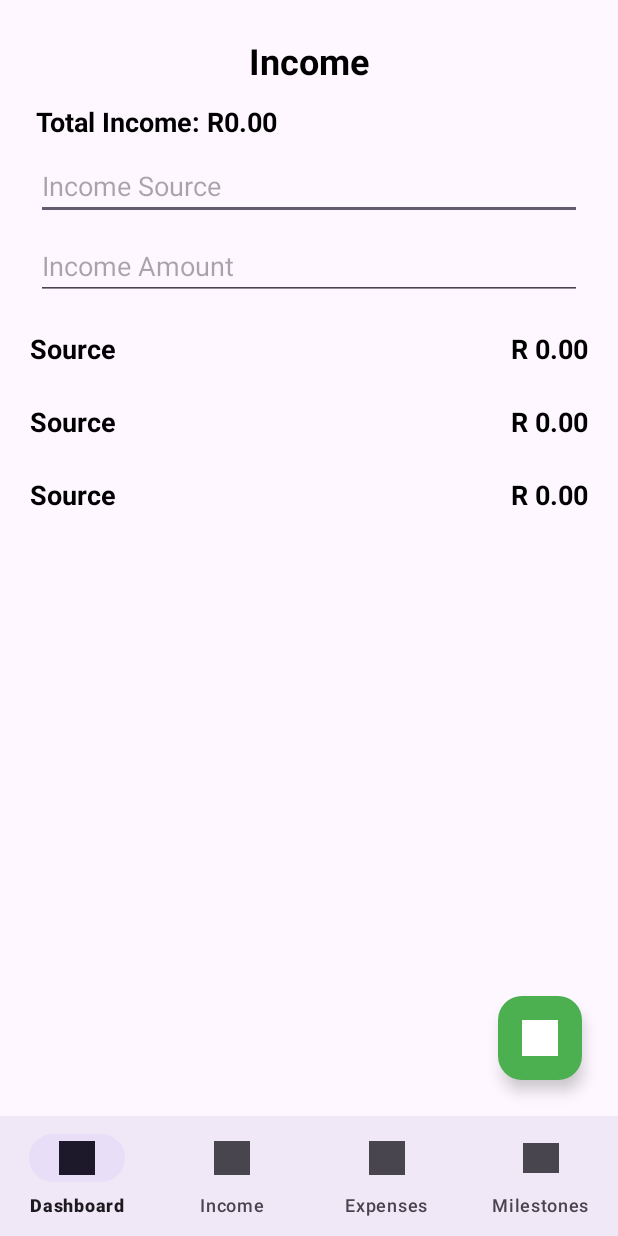
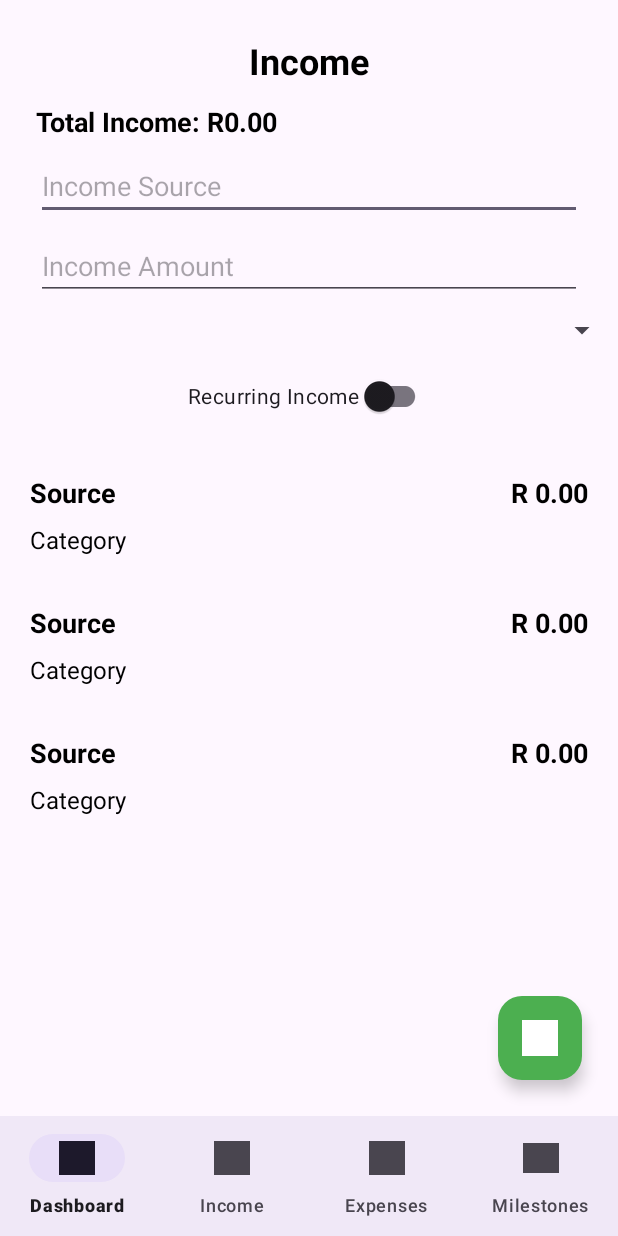
Before and after one commit to VCCT-PROG7313-2025-G2/KasiSave.ST10312227.POE, an Android app: the layout activity_income.xml on its own in the app's theme, with its tools: preview values and no code run, on a phone screen of 412 x 824 dp. Run offline under Robolectric (Android 15) with nearby library versions, the phone set to English and light mode, and no system bars; Roboto replaces fonts that are not available here.

Commit message:
income category added

```diff
--- a/app/build.gradle.kts
+++ b/app/build.gradle.kts
@@ -55,6 +55,9 @@ dependencies {
 
     implementation ("com.github.PhilJay:MPAndroidChart:v3.1.0")
 
+    implementation ("com.google.android.material:material:1.4.0")
+    implementation ("androidx.constraintlayout:constraintlayout:2.1.4")
+
     val roomVersion = "2.5.0"
     implementation("androidx.room:room-runtime:$roomVersion")
     kapt("androidx.room:room-compiler:$roomVersion")
--- a/app/src/main/java/com/example/kasisave/data/ExpenseDatabase.kt
+++ b/app/src/main/java/com/example/kasisave/data/ExpenseDatabase.kt
@@ -21,7 +21,9 @@ abstract class ExpenseDatabase : RoomDatabase() {
                     context.applicationContext,
                     ExpenseDatabase::class.java,
                     "expense_database"
-                ).build()
+                )
+                    .fallbackToDestructiveMigration()
+                    .build()
                 INSTANCE = instance
                 instance
             }
--- a/app/src/main/java/com/example/kasisave/data/Income.kt
+++ b/app/src/main/java/com/example/kasisave/data/Income.kt
@@ -7,5 +7,7 @@ import androidx.room.PrimaryKey
 data class Income(
     @PrimaryKey(autoGenerate = true) val id: Int = 0,
     val source: String,
-    val amount: Double
+    val amount: Double,
+    val category: String,
+    val isRecurring: Boolean
 )
--- a/app/src/main/res/layout/activity_income.xml
+++ b/app/src/main/res/layout/activity_income.xml
@@ -63,13 +63,35 @@
         app:layout_constraintStart_toStartOf="parent"
         app:layout_constraintEnd_toEndOf="parent" />
 
+    <!-- Income Category Spinner -->
+    <Spinner
+        android:id="@+id/incomeCategorySpinner"
+        android:layout_width="0dp"
+        android:layout_height="wrap_content"
+        android:layout_marginTop="8dp"
+        app:layout_constraintTop_toBottomOf="@id/incomeAmountEditText"
+        app:layout_constraintStart_toStartOf="parent"
+        app:layout_constraintEnd_toEndOf="parent"
+        android:spinnerMode="dropdown"/>
+
+    <com.google.android.material.switchmaterial.SwitchMaterial
+        android:id="@+id/recurringSwitch"
+        android:layout_width="wrap_content"
+        android:layout_height="wrap_content"
+        android:text="Recurring Income"
+        android:layout_marginTop="8dp"
+        app:layout_constraintTop_toBottomOf="@id/incomeCategorySpinner"
+        app:layout_constraintStart_toStartOf="parent"
+        app:layout_constraintEnd_toEndOf="parent" />
+
+
     <!-- RecyclerView for income list -->
     <androidx.recyclerview.widget.RecyclerView
         android:id="@+id/incomeRecyclerView"
         android:layout_width="0dp"
         android:layout_height="0dp"
         android:padding="8dp"
-        app:layout_constraintTop_toBottomOf="@id/incomeAmountEditText"
+        app:layout_constraintTop_toBottomOf="@id/recurringSwitch"
         app:layout_constraintBottom_toTopOf="@id/addIncomeButton"
         app:layout_constraintStart_toStartOf="parent"
         app:layout_constraintEnd_toEndOf="parent"
--- a/app/src/main/res/layout/item_income.xml
+++ b/app/src/main/res/layout/item_income.xml
@@ -17,7 +17,8 @@
         app:layout_constraintStart_toStartOf="parent"
         app:layout_constraintTop_toTopOf="parent"
         app:layout_constraintEnd_toStartOf="@+id/incomeAmountTextView"
-        app:layout_constraintHorizontal_bias="0.0" />
+        app:layout_constraintHorizontal_bias="0.0"
+        android:layout_marginTop="8dp" />  <!-- Add marginTop here -->
 
     <TextView
         android:id="@+id/incomeAmountTextView"
@@ -28,6 +29,19 @@
         android:textStyle="bold"
         android:textColor="@color/black"
         app:layout_constraintEnd_toEndOf="parent"
-        app:layout_constraintTop_toTopOf="parent" />
+        app:layout_constraintTop_toTopOf="parent"
+        android:layout_marginTop="8dp" />  <!-- Add marginTop here -->
+
+    <!-- Add the category TextView -->
+    <TextView
+        android:id="@+id/incomeCategoryTextView"
+        android:layout_width="wrap_content"
+        android:layout_height="wrap_content"
+        android:text="Category"
+        android:textSize="16sp"
+        android:textColor="@color/black"
+        app:layout_constraintStart_toStartOf="parent"
+        app:layout_constraintTop_toBottomOf="@id/incomeSourceTextView"
+        android:layout_marginTop="8dp" />  <!-- Add marginTop here -->
 
 </androidx.constraintlayout.widget.ConstraintLayout>
```
Also changed, not shown: app/src/main/java/com/example/kasisave/DashboardActivity.kt (+45 -45 lines), app/src/main/java/com/example/kasisave/IncomeActivity.kt (+98 -65 lines), app/src/main/java/com/example/kasisave/data/IncomeAdapter.kt (+21 -13 lines), app/src/main/java/com/example/kasisave/doa/IncomeDOA.kt (+11 -2 lines), app/src/main/res/values/strings.xml (+8 -0 lines).
